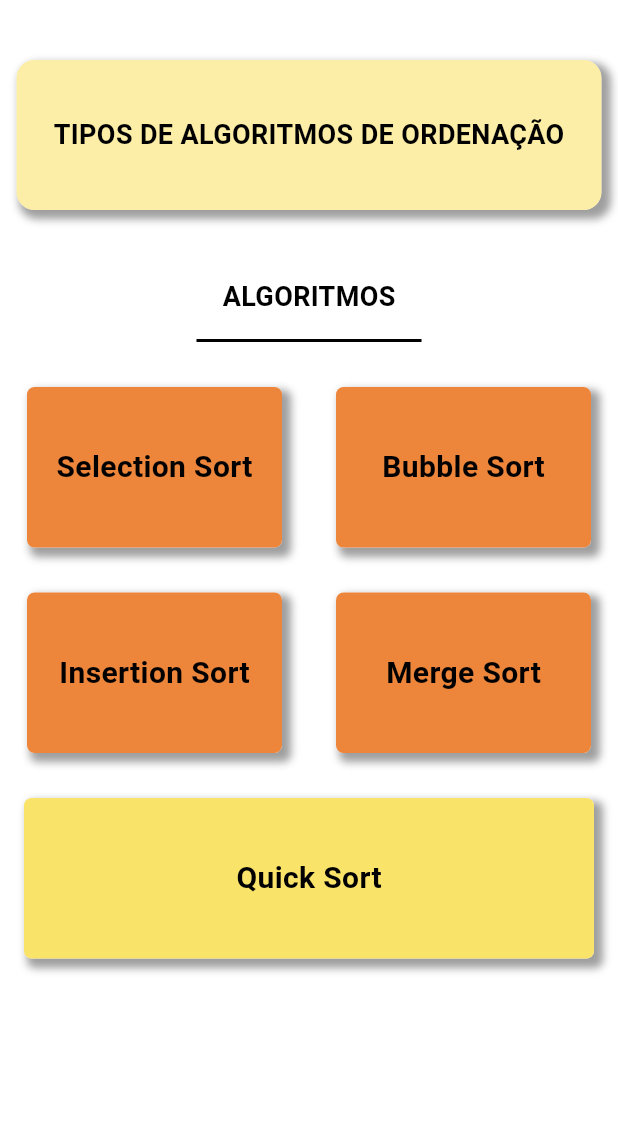
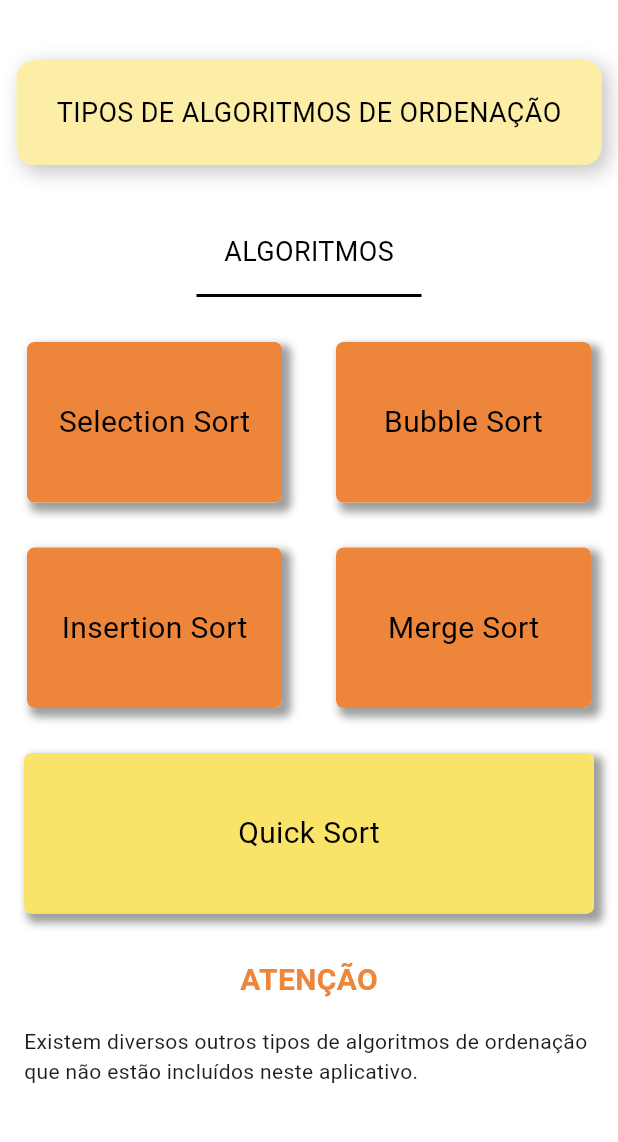
Before and after one commit to euapariciocoelho1996/TCC, a Flutter app: the Algoritmos screen opened directly, on a phone screen of 412 x 824 dp, the part 84-1226 px from its top. Run offline on Flutter 3.47's test engine with Material 3 defaults, Android fonts, the phone set to English and light mode, and no system bars.

Commit message:
atualização na página de algoritmos

```diff
--- a/lib/pages/algoritmos.dart
+++ b/lib/pages/algoritmos.dart
@@ -35,7 +35,9 @@ class Algoritmos extends StatelessWidget {
         // backgroundColor: const Color.fromRGBO(250, 227, 105, 37),
         // Cor de fundo do AppBar
       ),
-      body: Column(
+      body: ListView(
+        children: [
+          Column(
             children: [
               Container(
                 margin: const EdgeInsets.only(top: 40),
@@ -44,13 +46,13 @@ class Algoritmos extends StatelessWidget {
                   borderRadius: BorderRadius.circular(12),
                   boxShadow: const [
                     BoxShadow(
-                  color: Colors.grey,
+                      color: Color.fromARGB(145, 158, 158, 158),
                       offset: Offset(
                         4.0,
                         4.0,
                       ),
-                  blurRadius: 4.0,
-                  spreadRadius: 2.0,
+                      blurRadius: 10.0,
+                      spreadRadius: 1.0,
                     ), //BoxShadow
                     BoxShadow(
                       color: Colors.white,
@@ -60,7 +62,7 @@ class Algoritmos extends StatelessWidget {
                     ), //BoxShadow
                   ],
                 ),
-            height: 100,
+                height: 70,
                 width: 390,
                 alignment: Alignment.center,
                 padding: const EdgeInsets.all(20.0),
@@ -68,7 +70,6 @@ class Algoritmos extends StatelessWidget {
                   'TIPOS DE ALGORITMOS DE ORDENAÇÃO',
                   style: TextStyle(
                     fontSize: 18,
-                fontWeight: FontWeight.bold,
                     color: Color.fromARGB(255, 0, 0, 0),
                   ),
                 ),
@@ -84,7 +85,6 @@ class Algoritmos extends StatelessWidget {
                       style: TextStyle(
                         color: Color.fromARGB(255, 0, 0, 0),
                         fontSize: 18,
-                    fontWeight: FontWeight.bold,
                       ),
                     ),
                     const SizedBox(height: 15),
@@ -138,7 +138,6 @@ class Algoritmos extends StatelessWidget {
                           style: TextStyle(
                             color: Color.fromARGB(255, 0, 0, 0),
                             fontSize: 20,
-                        fontWeight: FontWeight.bold,
                           )),
                     ),
                   ),
@@ -180,7 +179,6 @@ class Algoritmos extends StatelessWidget {
                           style: TextStyle(
                             color: Color.fromARGB(255, 0, 0, 0),
                             fontSize: 20,
-                        fontWeight: FontWeight.bold,
                           )),
                     ),
                   ),
@@ -228,7 +226,6 @@ class Algoritmos extends StatelessWidget {
                           style: TextStyle(
                             color: Color.fromARGB(255, 0, 0, 0),
                             fontSize: 20,
-                        fontWeight: FontWeight.bold,
                           )),
                     ),
                   ),
@@ -270,7 +267,6 @@ class Algoritmos extends StatelessWidget {
                           style: TextStyle(
                             color: Color.fromARGB(255, 0, 0, 0),
                             fontSize: 20,
-                        fontWeight: FontWeight.bold,
                           )),
                     ),
                   ),
@@ -283,7 +279,8 @@ class Algoritmos extends StatelessWidget {
                   Navigator.push(
                       context,
                       MaterialPageRoute(
-                      builder: (BuildContext context) => const Quicksort()));
+                          builder: (BuildContext context) =>
+                              const Quicksort()));
                 },
                 child: Container(
                   height: 107,
@@ -314,10 +311,30 @@ class Algoritmos extends StatelessWidget {
                       style: TextStyle(
                         color: Color.fromARGB(255, 0, 0, 0),
                         fontSize: 20,
-                    fontWeight: FontWeight.bold,
                       )),
                 ),
+              ),
+              Container(
+                margin: const EdgeInsets.only(top: 30),
+                child: const Text(
+                  'ATENÇÃO',
+                  style: TextStyle(
+                    color: Color.fromRGBO(237, 133, 59, 1),
+                    fontSize: 20,
+                    fontWeight: FontWeight.bold,
+                  ),
+                ),
+              ),
+              Container(
+                width: 480,
+                height: 70,
+                alignment: Alignment.center,
+                padding: const EdgeInsets.all(16),
+                child: const Text(
+                    'Existem diversos outros tipos de algoritmos de ordenação que não estão incluídos neste aplicativo.'),
               )
+            ],
+          ),
         ],
       ),
     );
```
Lines whose indentation alone changed are shown as unchanged.
